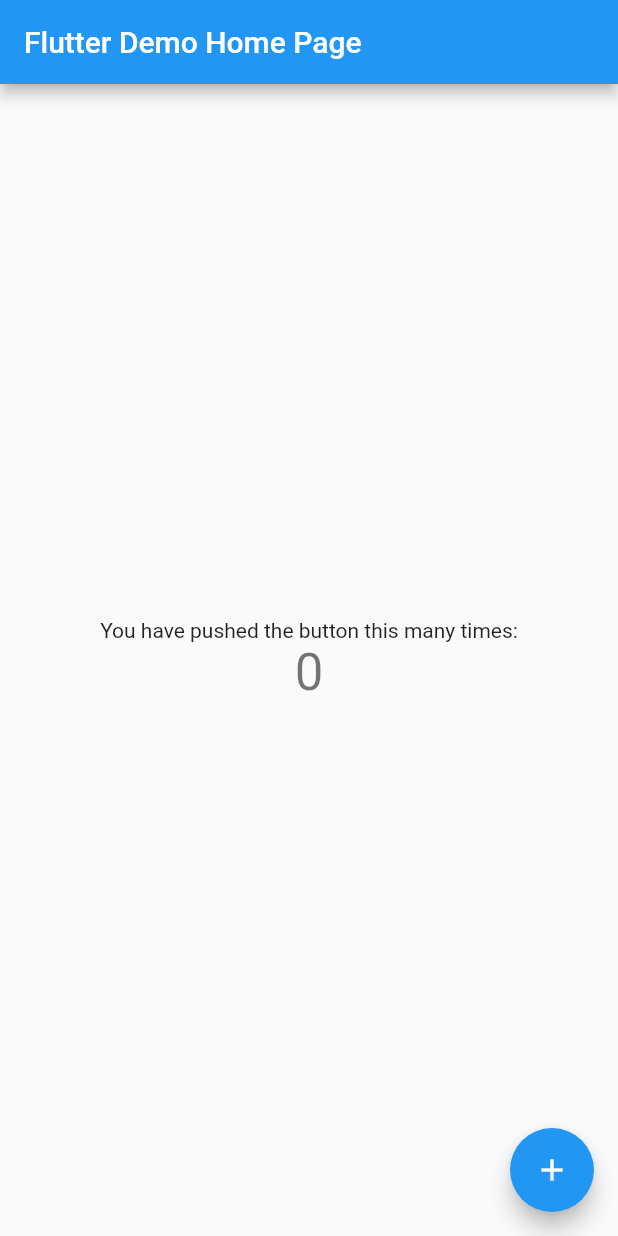
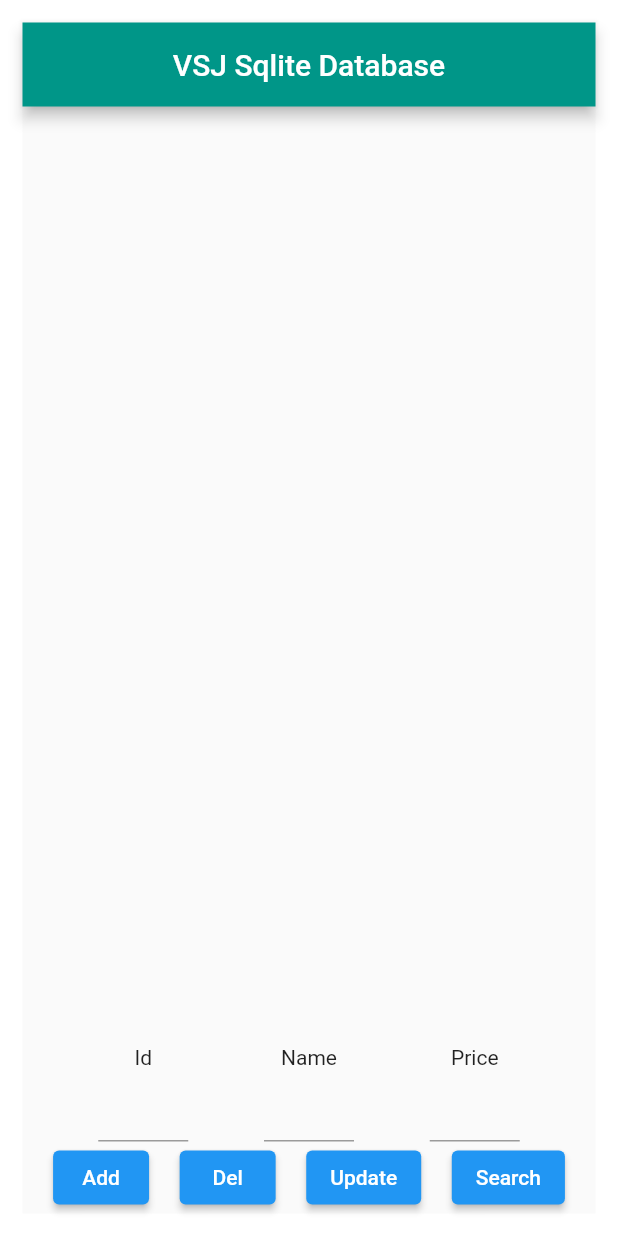
Before and after one commit to Varanasi-Software-Junction/SQL-Lite, a Flutter app: the screen it shows after launch, on a phone screen of 412 x 824 dp. Run offline on Flutter 3.47's test engine with Material 2 defaults, Android fonts, the phone set to English and light mode, and no system bars; our stand-ins replace sqflite; accounts and stored records are empty; statements that could not run were skipped.

Commit message:
CRUD  in a SQLITE Database using Flutter

```diff
--- a/lib/book.dart
+++ b/lib/book.dart
@@ -3,11 +3,7 @@ class Book {
   final String name;
   final int price;
 
-  Book(
-   this.id,this.name,this.price
-){
-
-  }
+  Book(this.id, this.name, this.price) {}
 
   Map<String, dynamic> toMap() {
     return {
--- a/lib/main.dart
+++ b/lib/main.dart
@@ -1,77 +1,11 @@
 import 'package:flutter/material.dart';
 import 'dart:async';
-
+import 'vsjsqlite.dart';
 import 'package:path/path.dart';
 import 'package:sqflite/sqflite.dart';
+import 'databasehandler.dart';
 
-void main() {
-  runApp(MyApp());
+void main() async {
+  await DatabaseHandler.initialize();
+  runApp(VsjSqlite());
 }
-
-class MyApp extends StatelessWidget {
-
-  @override
-  Widget build(BuildContext context) {
-    return MaterialApp(
-      title: 'Flutter Demo',
-      theme: ThemeData(
-
-        primarySwatch: Colors.blue,
-      ),
-      home: MyHomePage(title: 'Flutter Demo Home Page'),
-    );
-  }
-}
-
-class MyHomePage extends StatefulWidget {
-  MyHomePage({Key key, this.title}) : super(key: key);
-
-
-  final String title;
-
-  @override
-  _MyHomePageState createState() => _MyHomePageState();
-}
-
-class _MyHomePageState extends State<MyHomePage> {
-  int _counter = 0;
-
-  void _incrementCounter() {
-    setState(() {
-
-      _counter++;
-    });
-  }
-
-  @override
-  Widget build(BuildContext context) {
-
-    return Scaffold(
-      appBar: AppBar(
-
-        title: Text(widget.title),
-      ),
-      body: Center(
-
-        child: Column(
-
-          mainAxisAlignment: MainAxisAlignment.center,
-          children: <Widget>[
-            Text(
-              'You have pushed the button this many times:',
-            ),
-            Text(
-              '$_counter',
-              style: Theme.of(context).textTheme.headline4,
-            ),
-          ],
-        ),
-      ),
-      floatingActionButton: FloatingActionButton(
-        onPressed: _incrementCounter,
-        tooltip: 'Increment',
-        child: Icon(Icons.add),
-      ), // This trailing comma makes auto-formatting nicer for build methods.
-    );
-  }
-}
--- /dev/null
+++ b/lib/vsjsqlite.dart
@@ -0,0 +1,153 @@
+import 'package:flutter/material.dart';
+import 'dart:async';
+
+import 'package:sqlite/databasehandler.dart';
+import 'book.dart';
+
+class VsjSqlite extends StatefulWidget {
+  final String title = "VSJ Sqlite Database";
+
+  @override
+  _VsjSqliteState createState() => _VsjSqliteState();
+}
+
+class _VsjSqliteState extends State<VsjSqlite> {
+  String bookid = "", bookname = "", bookprice = "", message = "";
+
+  TextEditingController idcontroller = TextEditingController();
+  TextEditingController namecontroller = TextEditingController();
+  TextEditingController pricecontroller = TextEditingController();
+  @override
+  Widget build(BuildContext context) {
+    return MaterialApp(
+      debugShowCheckedModeBanner: false,
+      home: SafeArea(
+        child: Padding(
+          padding: const EdgeInsets.all(15.0),
+          child: Scaffold(
+            appBar: AppBar(
+              title: Text(widget.title),
+              backgroundColor: Colors.teal,
+              centerTitle: true,
+            ),
+            body: Center(
+              child: Column(
+                mainAxisAlignment: MainAxisAlignment.start,
+                children: <Widget>[
+                  Expanded(child: Text(message)),
+                  Row(
+                    mainAxisAlignment: MainAxisAlignment.spaceEvenly,
+                    children: [
+                      Column(children: [
+                        Text("Id"),
+                        SizedBox(
+                          width: 60,
+                          child: TextField(
+                            onChanged: (value) {
+                              bookid = value;
+                            },
+                            controller: idcontroller,
+                          ),
+                        ),
+                      ]),
+                      Column(children: [
+                        Text("Name"),
+                        SizedBox(
+                          width: 60,
+                          child: TextField(
+                            controller: namecontroller,
+                            onChanged: (value) {
+                              bookname = value;
+                            },
+                          ),
+                        ),
+                      ]),
+                      Column(children: [
+                        Text("Price"),
+                        SizedBox(
+                          width: 60,
+                          child: TextField(
+                            controller: pricecontroller,
+                            onChanged: (value) {
+                              bookprice = value;
+                            },
+                          ),
+                        ),
+                      ]),
+                    ],
+                  ),
+                  Row(
+                    mainAxisAlignment: MainAxisAlignment.spaceEvenly,
+                    children: [
+                      ElevatedButton(
+                          child: Text("Add"),
+                          onPressed: () {
+                            () async {
+                              print("bn" + bookname);
+                              var javabook = Book(int.parse(idcontroller.text), namecontroller.text,
+                                  int.parse(pricecontroller.text));
+
+                              await DatabaseHandler.insertBook(javabook);
+                              print("Add");
+                              setState(() {
+                                message="Add";
+                              });
+                            }();
+                          }),
+                      ElevatedButton(
+                          child: Text("Del"),
+                          onPressed: () {
+                            () async {
+                              DatabaseHandler.deleteBook(int.parse(idcontroller.text));
+                              print("Del");
+                              setState(() {
+                                message="Add";
+                              });
+                            }();
+                          }),
+                      ElevatedButton(
+                          child: Text("Update"),
+                          onPressed: () {
+                            () async {
+                              var javabook = Book(int.parse(idcontroller.text), namecontroller.text,
+                                  int.parse(pricecontroller.text));
+                              await DatabaseHandler.updateBook(javabook);
+
+                              // Print the updated results.
+                              print(await DatabaseHandler.books());
+                              print("Update");
+                            }();
+                          }),
+                      ElevatedButton(
+                          child: Text("Search"),
+                          onPressed: () async {
+                            print("Search");
+                          var list= await DatabaseHandler.books();
+                          List<Book> lst=list;
+                       lst=   lst.where((element) => element.id==int.parse(bookid)).toList();
+                          if(lst.length<=0)
+                            message="Not Found";
+                          else
+                            {
+                              print(list);
+                              message="Found";
+                              Book book=lst.first;
+                              namecontroller.text=book.name;
+                              pricecontroller.text=book.price.toString();
+                            }
+                          setState(() {
+
+                          });
+                          }),
+                    ],
+                  ),
+                ],
+              ),
+            ),
+            // This trailing comma makes auto-formatting nicer for build methods.
+          ),
+        ),
+      ),
+    );
+  }
+}
```
Also changed, not shown: lib/databasehandler.dart (+24 -36 lines), 1 other file. Lines whose indentation alone changed are shown as unchanged.
